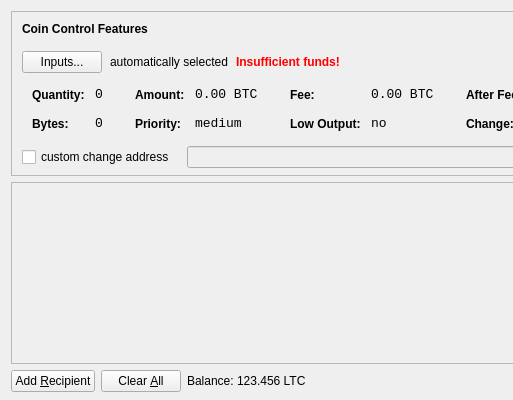
deocoin/nova, file src/qt/forms/sendcoinsdialog.ui: the form before one commit; both pictures show x 0 to 513 and y 0 to 400 of the 850 by 400 pixel window.
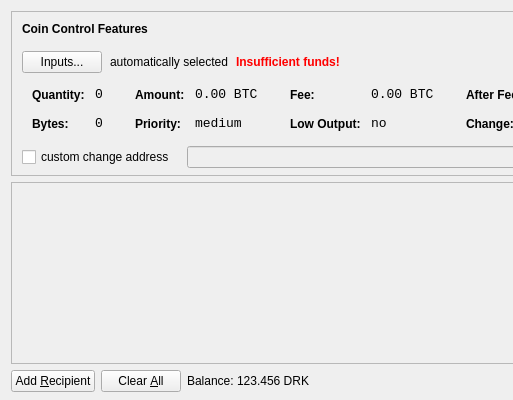
The form after the commit. Icons and pictures are not drawn.

Diff of the .ui file:
```diff
--- a/src/qt/forms/sendcoinsdialog.ui
+++ b/src/qt/forms/sendcoinsdialog.ui
@@ -720,7 +720,7 @@
           <cursorShape>IBeamCursor</cursorShape>
          </property>
          <property name="text">
-          <string>123.456 LTC</string>
+          <string>123.456 DRK</string>
          </property>
          <property name="textInteractionFlags">
           <set>Qt::LinksAccessibleByMouse|Qt::TextSelectableByKeyboard|Qt::TextSelectableByMouse</set>
```
